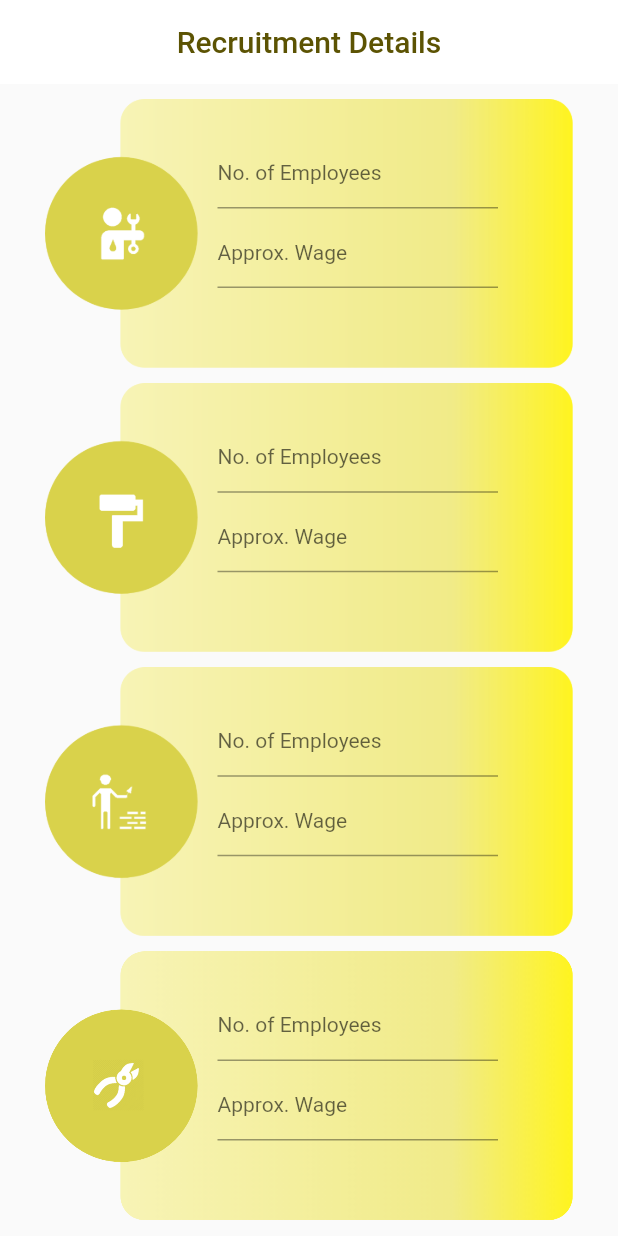
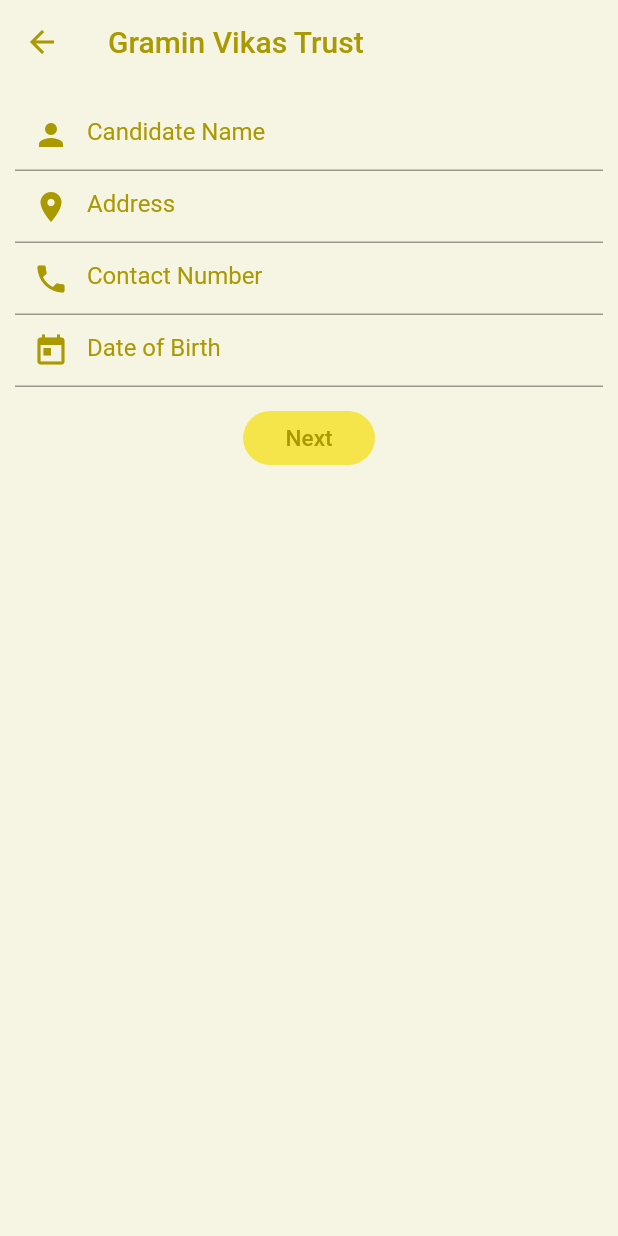
Before and after one commit to ronak197/GVT-Dahod, a Flutter app: the screen it shows after launch, on a phone screen of 412 x 824 dp. Run offline on Flutter 3.47's test engine with Material 2 defaults, Android fonts, the phone set to English and light mode, and no system bars.

Commit message:
Added Registration  Pages

```diff
--- a/lib/main.dart
+++ b/lib/main.dart
@@ -1,13 +1,15 @@
 import 'package:flutter/material.dart';
-import 'recruitment_details.dart';
+import 'package:gvtdahod/recruitment_details.dart';
+import 'package:gvtdahod/company_registration.dart';
+import 'package:gvtdahod/worker_registration.dart';
 
-void main() => runApp(new RecruitmentPage());
+void main() => runApp(new MyApp());
 
 class MyApp extends StatelessWidget {
   @override
   Widget build(BuildContext context) {
     return MaterialApp(
-      home: HomePage(),
+      home: WorkerRegistrationPage(),
       theme: ThemeData(
         primarySwatch: Colors.yellow
       ),
--- a/lib/worker_registration.dart
+++ b/lib/worker_registration.dart
@@ -0,0 +1,130 @@
+import 'package:flutter/material.dart';
+
+class WorkerRegistrationPage extends StatefulWidget {
+  @override
+  _WorkerRegistrationPageState createState() => _WorkerRegistrationPageState();
+}
+
+class _WorkerRegistrationPageState extends State<WorkerRegistrationPage> {
+  @override
+  Widget build(BuildContext context) {
+    return Scaffold(
+      appBar: AppBar(
+        title: Text(
+          "Gramin Vikas Trust",
+          style: TextStyle(
+            color: Color(0xFFAA9900)
+          )
+        ),
+        elevation: 0.0,
+        leading: Icon(
+          Icons.arrow_back,
+          color: Color(0xFFAA9900),
+        ),
+        backgroundColor: Color(0xFFF6F5E4),
+      ),
+      body: Container(
+        padding: EdgeInsets.all(10.0),
+        color: Color(0xFFF6F5E4),
+        child: ListView(
+          children: <Widget>[
+            TextFormField(
+              style: TextStyle(
+                color: Color(0xFFAA9900),
+              ),
+              decoration: new InputDecoration(
+                prefixIcon: Icon(
+                  Icons.person,
+                  color: Color(0xFFAA9900)
+                ),
+                hintText: "Candidate Name",
+                hintStyle: TextStyle(
+                  color: Color(0xFFAA9900)
+                ),
+                focusedBorder: UnderlineInputBorder(
+                  borderSide: BorderSide(
+                    color: Color(0xFFAA9900)
+                  )
+                )
+              ),
+            ),
+            TextFormField(
+              decoration: new InputDecoration(
+                prefixIcon: Icon(
+                  Icons.location_on,
+                  color: Color(0xFFAA9900)
+                ),
+                hintText: "Address",
+                hintStyle: TextStyle(
+                  color: Color(0xFFAA9900)
+                ),
+                focusedBorder: UnderlineInputBorder(
+                  borderSide: BorderSide(
+                    color: Color(0xFFAA9900)
+                  )
+                )
+              ),
+            ),
+            TextFormField(
+              decoration: new InputDecoration(
+                prefixIcon: Icon(
+                  Icons.phone,
+                  color: Color(0xFFAA9900)
+                ),
+                hintText: "Contact Number",
+                hintStyle: TextStyle(
+                  color: Color(0xFFAA9900)
+                ),
+                focusedBorder: UnderlineInputBorder(
+                  borderSide: BorderSide(
+                    color: Color(0xFFAA9900)
+                  )
+                )
+              ),
+            ),
+            TextFormField(
+              decoration: new InputDecoration(
+                prefixIcon: Icon(
+                  Icons.today,
+                  color: Color(0xFFAA9900)
+                ),
+                hintText: "Date of Birth",
+                hintStyle: TextStyle(
+                  color: Color(0xFFAA9900)
+                ),
+                focusedBorder: UnderlineInputBorder(
+                  borderSide: BorderSide(
+                    color: Color(0xFFAA9900)
+                  )
+                )
+              ),
+            ),
+            SizedBox(
+              height: 10.0
+            ),
+            Row(
+              mainAxisAlignment: MainAxisAlignment.center,
+              children: <Widget>[
+                RaisedButton(
+                  color: Color(0xFFF5E44A),
+                  onPressed: (){},
+                  elevation: 0.0,
+                  child: Text(
+                    "Next",
+                    style: TextStyle(
+                      color: Color(0xFFAA9900),
+                      fontSize: 15.0
+                    )
+                  ),
+                  shape: RoundedRectangleBorder(
+                    borderRadius: BorderRadius.circular(30.0)
+                  )
+                ),
+              ]
+            ),
+          ],
+        )
+      )
+    );
+  }
+}
```
Also changed, not shown: lib/company_registration.dart (+140 -0 lines).
